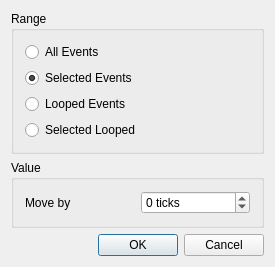
This is muse2/muse/widgets/function_dialogs/movebase.ui in emrum/muse as Qt 5 draws it before an edit. The edited form follows.
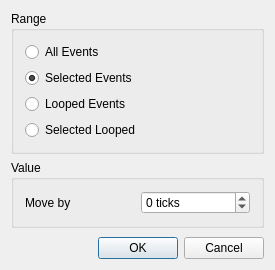
This is the edited form.

Commit message: added spacers to function dialogs

Diff of the .ui file:
```diff
--- a/muse2/muse/widgets/function_dialogs/movebase.ui
+++ b/muse2/muse/widgets/function_dialogs/movebase.ui
@@ -7,7 +7,7 @@
     <x>0</x>
     <y>0</y>
     <width>275</width>
-    <height>264</height>
+    <height>270</height>
    </rect>
   </property>
   <property name="windowTitle">
@@ -119,6 +119,19 @@
      </layout>
     </widget>
    </item>
+   <item>
+    <spacer name="verticalSpacer">
+     <property name="orientation">
+      <enum>Qt::Vertical</enum>
+     </property>
+     <property name="sizeHint" stdset="0">
+      <size>
+       <width>20</width>
+       <height>40</height>
+      </size>
+     </property>
+    </spacer>
+   </item>
    <item>
     <layout class="QHBoxLayout" name="horizontalLayout">
      <property name="spacing">
```
The commit also changes 10 other files.
